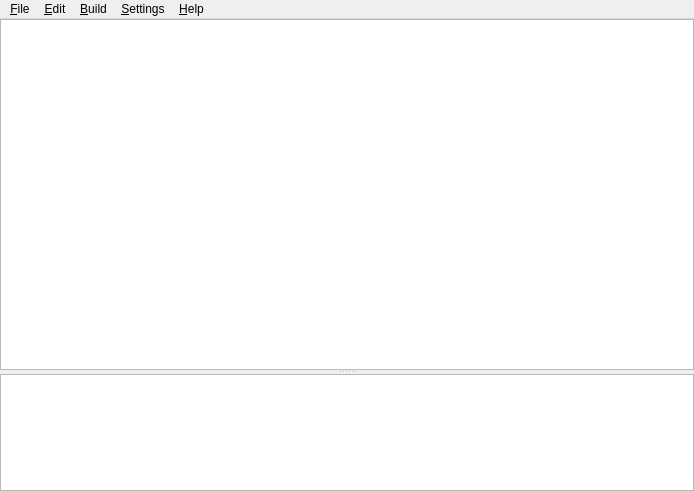
The window that src/MainWindow.ui (Mac-Andreas/open.mp-Qawno-macOS) describes before a commit, drawn with Qt 5.
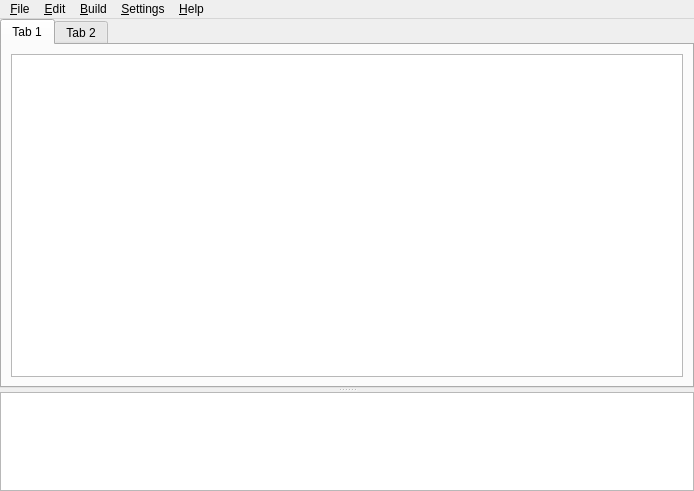
The same window after the commit. Icons and pictures are not drawn. Custom widgets are drawn as their Qt base class.

Commit message: Add basic tabs.

The edit to the form file:
```diff
--- a/src/MainWindow.ui
+++ b/src/MainWindow.ui
@@ -51,16 +51,38 @@
       <property name="orientation">
        <enum>Qt::Vertical</enum>
       </property>
-      <widget class="EditorWidget" name="editor">
+      <widget class="QTabWidget" name="tabWidget">
        <property name="sizePolicy">
         <sizepolicy hsizetype="Preferred" vsizetype="Preferred">
          <horstretch>0</horstretch>
          <verstretch>3</verstretch>
         </sizepolicy>
        </property>
-       <property name="acceptDrops">
-        <bool>false</bool>
-       </property>
+       <widget class="QWidget" name="tab">
+        <attribute name="title">
+         <string>Tab 1</string>
+        </attribute>
+        <layout class="QHBoxLayout" name="horizontalLayout">
+         <item>
+          <widget class="EditorWidget" name="editor">
+           <property name="sizePolicy">
+            <sizepolicy hsizetype="Expanding" vsizetype="Expanding">
+             <horstretch>0</horstretch>
+             <verstretch>0</verstretch>
+            </sizepolicy>
+           </property>
+           <property name="acceptDrops">
+            <bool>false</bool>
+           </property>
+          </widget>
+         </item>
+        </layout>
+       </widget>
+       <widget class="QWidget" name="tab_2">
+        <attribute name="title">
+         <string>Tab 2</string>
+        </attribute>
+       </widget>
       </widget>
       <widget class="OutputWidget" name="output">
        <property name="sizePolicy">
```
